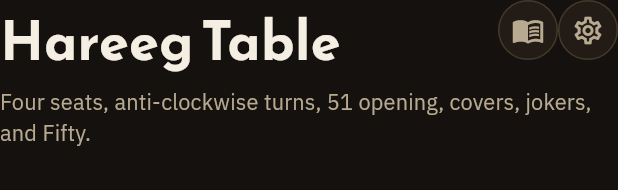
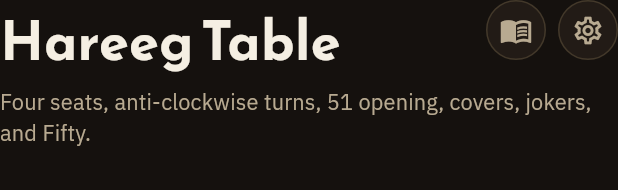
Before and after one commit to Maiz27/hareeg-table, a Flutter app: the _BrandHeader widget shown alone on an empty page, opened directly, on a phone screen of 412 x 824 dp. Shown: the top 190 px of the screen. Run offline on Flutter 3.47's test engine with Material 3 defaults, Android fonts, the phone set to English and light mode, and no system bars; our stand-ins replace audioplayers, package_info_plus, share_plus, web; missing offline and left inert: dart:js_interop; network calls fail.

Commit message:
fix(home): space the rules and settings buttons apart

```diff
--- a/lib/ui/features/home/views/home_screen.dart
+++ b/lib/ui/features/home/views/home_screen.dart
@@ -408,6 +408,7 @@ class _BrandHeader extends StatelessWidget {
               tooltip: strings.rulesHelp,
               onPressed: onRulesHelp,
             ),
+            const SizedBox(width: LoungeTokens.space2),
             _ChromeIconButton(
               icon: Icons.settings_outlined,
               tooltip: strings.settings,
```
